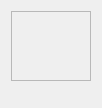
This is ui/options_colors.ui in metabrainz/picard as Qt 5 draws it before an edit. The edited form follows.
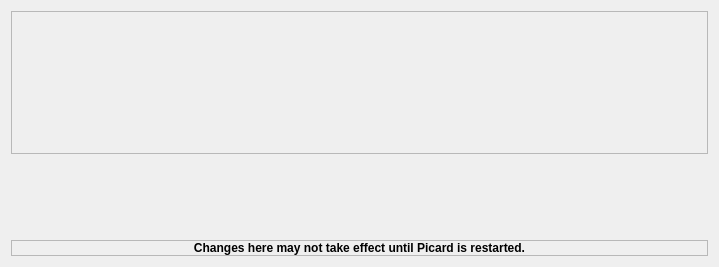
This is the edited form.

Commit message: Add "Changes here may not take effect until Picard is restarted." disclaimer.

```diff
--- a/ui/options_colors.ui
+++ b/ui/options_colors.ui
@@ -6,8 +6,8 @@
    <rect>
     <x>0</x>
     <y>0</y>
-    <width>102</width>
-    <height>108</height>
+    <width>719</width>
+    <height>267</height>
    </rect>
   </property>
   <property name="sizePolicy">
@@ -27,8 +27,8 @@
        <rect>
         <x>0</x>
         <y>0</y>
-        <width>82</width>
-        <height>82</height>
+        <width>699</width>
+        <height>136</height>
        </rect>
       </property>
       <layout class="QGridLayout" name="gridLayout"/>
@@ -40,14 +40,40 @@
      <property name="orientation">
       <enum>Qt::Vertical</enum>
      </property>
+     <property name="sizeType">
+      <enum>QSizePolicy::Preferred</enum>
+     </property>
      <property name="sizeHint" stdset="0">
       <size>
        <width>20</width>
-       <height>40</height>
+       <height>80</height>
       </size>
      </property>
     </spacer>
    </item>
+   <item>
+    <layout class="QVBoxLayout" name="verticalLayout_2">
+     <item>
+      <widget class="QLabel" name="disclaimer">
+       <property name="font">
+        <font>
+         <weight>75</weight>
+         <bold>true</bold>
+        </font>
+       </property>
+       <property name="frameShape">
+        <enum>QFrame::StyledPanel</enum>
+       </property>
+       <property name="text">
+        <string>Changes here may not take effect until Picard is restarted.</string>
+       </property>
+       <property name="alignment">
+        <set>Qt::AlignCenter</set>
+       </property>
+      </widget>
+     </item>
+    </layout>
+   </item>
   </layout>
  </widget>
  <resources/>
```
The commit also changes 1 other file.
